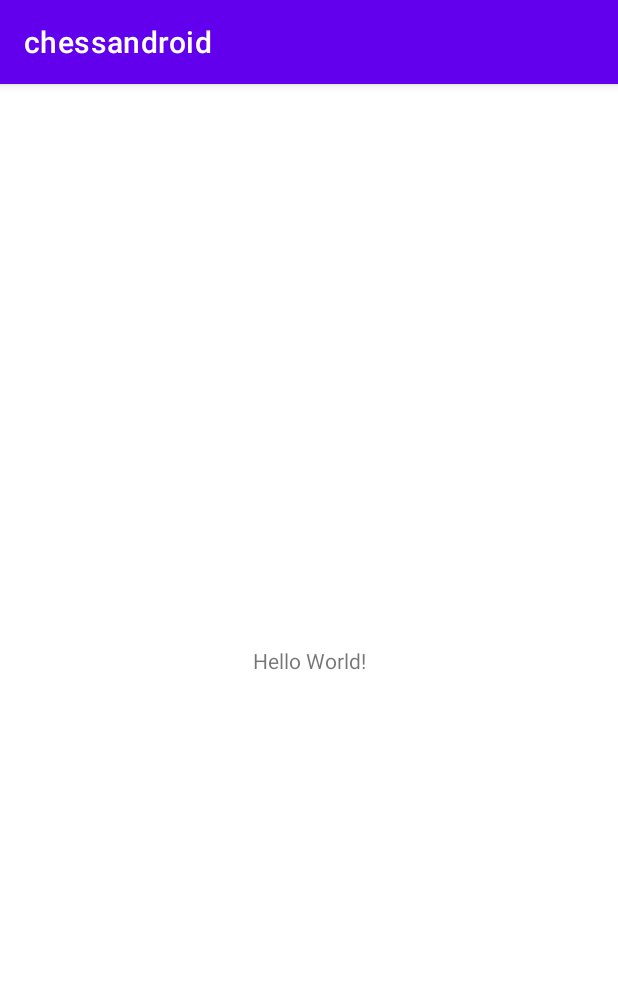
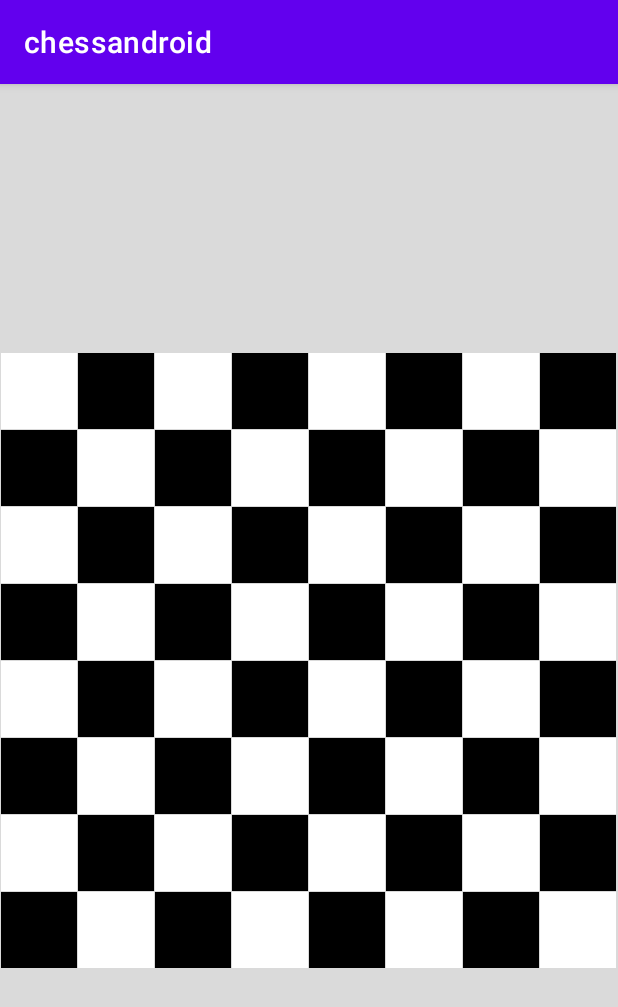
Before and after one commit to anitawoodruff/chessandroid, an Android app: the screen it shows after launch (MainActivity), on a phone screen of 412 x 824 dp. Shown: the top 1007 px of the screen. Run offline under Robolectric (Android 15) with nearby library versions, the phone set to English and light mode, and no system bars.

Commit message:
Create chessboard

```diff
--- /dev/null
+++ b/app/src/main/java/com/twokwy/chessandroid/ChessBoard.java
@@ -0,0 +1,15 @@
+package com.twokwy.chessandroid;
+
+import java.util.List;
+
+public class ChessBoard {
+    private final List<ChessSquare> squares;
+
+    public ChessBoard(List<ChessSquare> squares) {
+        this.squares = squares;
+    }
+
+    public List<ChessSquare> getSquares() {
+        return squares;
+    }
+}
--- /dev/null
+++ b/app/src/main/java/com/twokwy/chessandroid/ChessBoardFactory.java
@@ -0,0 +1,48 @@
+package com.twokwy.chessandroid;
+
+import android.graphics.Color;
+import android.graphics.Rect;
+
+import java.util.ArrayList;
+import java.util.List;
+
+public class ChessBoardFactory {
+
+    /**
+     * Creates a chess board with 8x8 squares per to fit into the given dimensions.
+     * @param w width (px) available for the chess board
+     * @param h height (px) available for the chess board
+     */
+    public static ChessBoard createToFillWidthAndHeight(int w, int h) {
+        final int maxSquareHeight = h / 8;
+        final int maxSquareWidth = w / 8;
+
+        final int squareSize = Math.min(maxSquareHeight, maxSquareWidth);
+
+        int xOffset = (w - (squareSize * 8)) / 2;
+        int yOffset = (h - (squareSize * 8)) / 2;
+
+        List<ChessSquare> squares = createListOfEmptySquaresForBoard(squareSize, xOffset, yOffset);
+
+        return new ChessBoard(squares);
+    }
+
+    private static List<ChessSquare> createListOfEmptySquaresForBoard(
+            int squareSize, int xOffset, int yOffset) {
+        List<ChessSquare> squares = new ArrayList<>(64);
+        for (int i = 0; i < 64; i++) {
+            int x = i % 8;
+            int y = i / 8;
+
+            int leftBound = xOffset + x * squareSize;
+            int rightBound = leftBound + squareSize;
+            int topBound = yOffset + y * squareSize;
+            int bottomBound = topBound + squareSize;
+
+            Rect bounds = new Rect(leftBound, topBound, rightBound, bottomBound);
+            int color = (x + y) % 2 == 0 ? Color.WHITE : Color.BLACK;
+            squares.add(i, ChessSquare.create(color, bounds));
+        }
+        return squares;
+    }
+}
--- /dev/null
+++ b/app/src/main/java/com/twokwy/chessandroid/ChessBoardView.java
@@ -0,0 +1,31 @@
+package com.twokwy.chessandroid;
+
+import android.content.Context;
+import android.graphics.Canvas;
+import android.util.AttributeSet;
+import android.view.View;
+
+import androidx.annotation.Nullable;
+
+public class ChessBoardView extends View {
+
+    private ChessBoard chessBoard;
+
+    public ChessBoardView(Context context, @Nullable AttributeSet attrs) {
+        super(context, attrs);
+    }
+
+    @Override
+    protected void onDraw(Canvas canvas) {
+        super.onDraw(canvas);
+        for (ChessSquare square : chessBoard.getSquares()) {
+            square.getDrawable().draw(canvas);
+        }
+    }
+
+    @Override
+    protected void onSizeChanged(int w, int h, int oldw, int oldh) {
+        super.onSizeChanged(w, h, oldw, oldh);
+        chessBoard = ChessBoardFactory.createToFillWidthAndHeight(w, h);
+    }
+}
--- /dev/null
+++ b/app/src/main/java/com/twokwy/chessandroid/ChessSquare.java
@@ -0,0 +1,29 @@
+package com.twokwy.chessandroid;
+
+import android.content.Context;
+import android.graphics.Color;
+import android.graphics.Rect;
+import android.graphics.drawable.Drawable;
+import android.graphics.drawable.ShapeDrawable;
+import android.graphics.drawable.shapes.RectShape;
+
+import androidx.annotation.ColorInt;
+
+public class ChessSquare {
+    private final ShapeDrawable drawable;
+
+    public ChessSquare(ShapeDrawable drawable) {
+        this.drawable = drawable;
+    }
+
+    public static ChessSquare create(@ColorInt int color, Rect bounds) {
+        ShapeDrawable drawable = new ShapeDrawable(new RectShape());
+        drawable.getPaint().setColor(color);
+        drawable.setBounds(bounds.left, bounds.top + 1, bounds.right - 1, bounds.bottom);
+        return new ChessSquare(drawable);
+    }
+
+    public Drawable getDrawable() {
+        return drawable;
+    }
+}
--- a/app/src/main/res/layout/activity_main.xml
+++ b/app/src/main/res/layout/activity_main.xml
@@ -4,12 +4,12 @@
         xmlns:tools="http://schemas.android.com/tools"
         android:layout_width="match_parent"
         android:layout_height="match_parent"
-        tools:context=".MainActivity">
+        tools:context=".MainActivity"
+        android:background="@color/grey">
 
-    <TextView
-            android:layout_width="wrap_content"
-            android:layout_height="wrap_content"
-            android:text="Hello World!"
+    <com.twokwy.chessandroid.ChessBoardView
+            android:layout_width="match_parent"
+            android:layout_height="match_parent"
             app:layout_constraintBottom_toBottomOf="parent"
             app:layout_constraintLeft_toLeftOf="parent"
             app:layout_constraintRight_toRightOf="parent"
--- a/app/src/main/res/values/colors.xml
+++ b/app/src/main/res/values/colors.xml
@@ -7,4 +7,5 @@
     <color name="teal_700">#FF018786</color>
     <color name="black">#FF000000</color>
     <color name="white">#FFFFFFFF</color>
+    <color name="grey">#DADADA</color>
 </resources>
```
